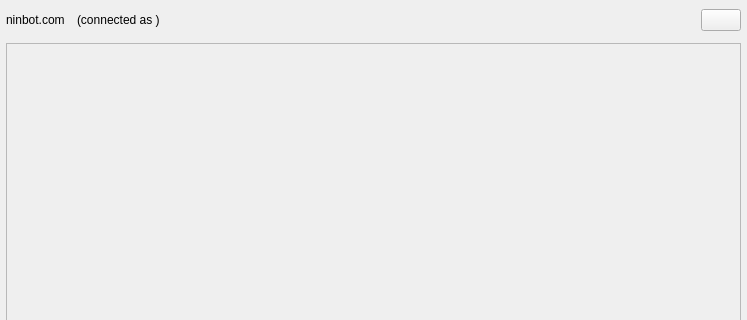
Above: src/Common/gui/NinjamRoomWindow.ui from elieserdejesus/JamTaba before the change; both pictures show x 0 to 747 and y 0 to 320 of the 747 by 474 pixel window. Below: the same form after it.
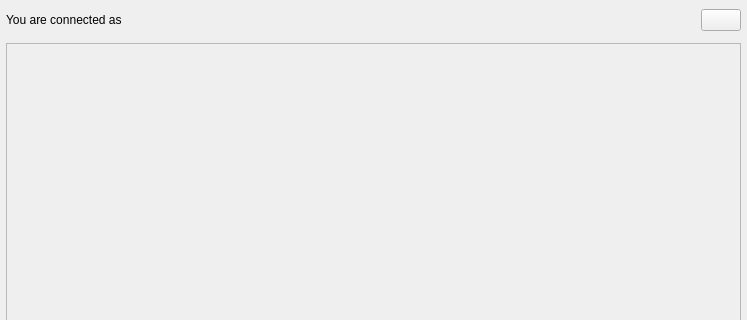
That is the form after the change.

Commit message: Dropping server name from ninjam window

```diff
--- a/src/Common/gui/NinjamRoomWindow.ui
+++ b/src/Common/gui/NinjamRoomWindow.ui
@@ -49,22 +49,6 @@
      <property name="rightMargin">
       <number>6</number>
      </property>
-     <item>
-      <widget class="QLabel" name="labelRoomName">
-       <property name="sizePolicy">
-        <sizepolicy hsizetype="Preferred" vsizetype="Preferred">
-         <horstretch>0</horstretch>
-         <verstretch>0</verstretch>
-        </sizepolicy>
-       </property>
-       <property name="accessibleDescription">
-        <string>This is the room where you are</string>
-       </property>
-       <property name="text">
-        <string notr="true">ninbot.com</string>
-       </property>
-      </widget>
-     </item>
      <item>
       <widget class="QLabel" name="labelUserName">
        <property name="sizePolicy">
@@ -74,7 +58,7 @@
         </sizepolicy>
        </property>
        <property name="text">
-        <string>(connected as &lt;user_name&gt;)</string>
+        <string>You are connected as &lt;user_name&gt;</string>
        </property>
       </widget>
      </item>
```
The commit also changes 2 other files.
